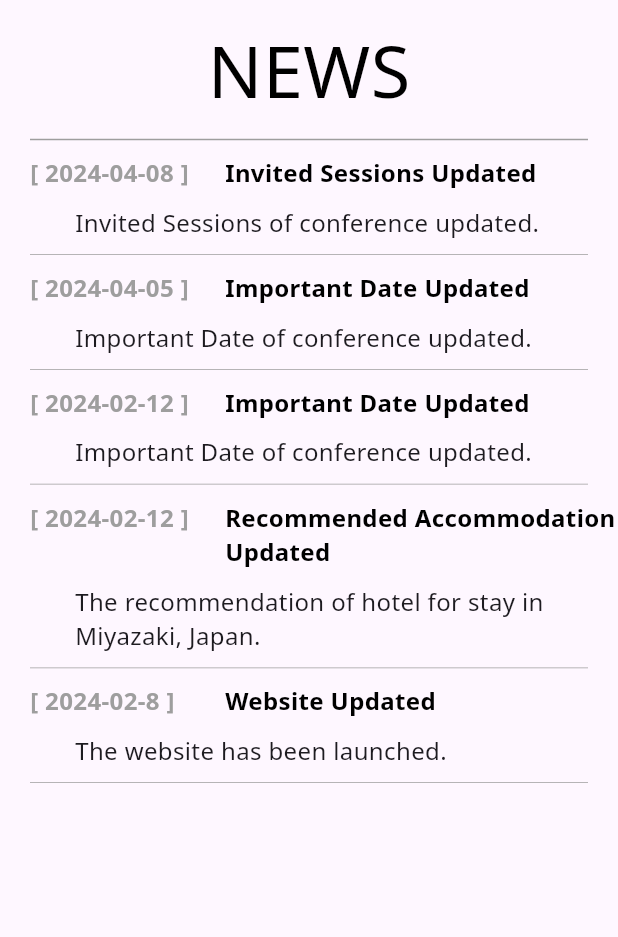
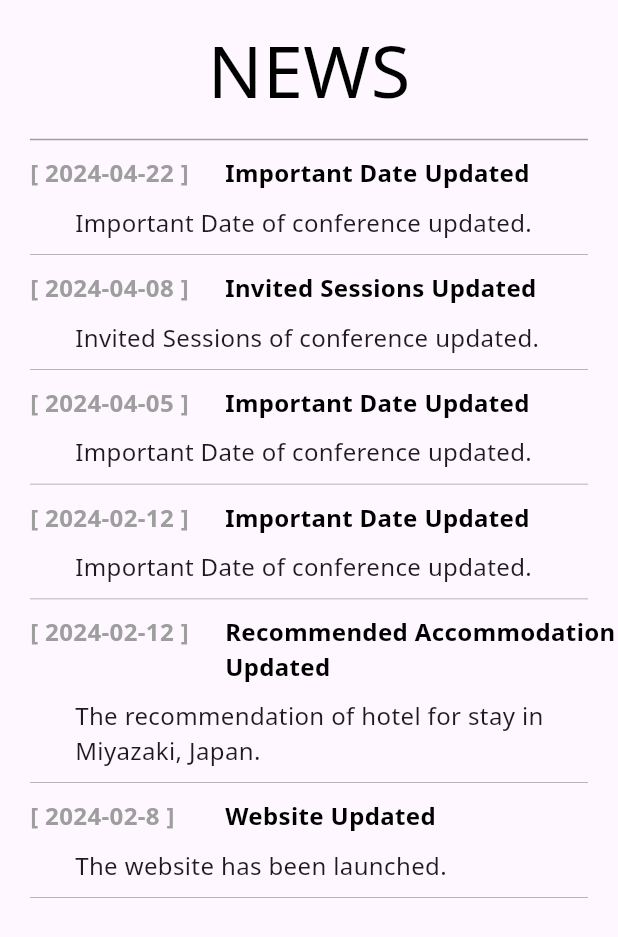
Before and after one commit to icgec24/icgec24.github.io, a Flutter app: the NewsDesktop widget shown alone on an empty page, opened directly, on a phone screen of 412 x 824 dp. Shown: the top 937 px of the screen. Run offline on Flutter 3.47's test engine with Material 3 defaults, Android fonts, the light colour scheme and no system bars; our stand-ins replace flutter_widget_from_html, get, google_fonts, lottie, webview_flutter_platform_interface; missing offline and left inert: dart:html, dart:ui_web, pointer_interceptor, syncfusion_flutter_pdfviewer, universal_html, webview_flutter_web; statements that could not run were skipped; project files that could hold a hidden picture were left out.

Commit message:
update call for pager,access to miyazaki and importance date

```diff
--- a/lib/features/conference_news/news_desktop.dart
+++ b/lib/features/conference_news/news_desktop.dart
@@ -14,6 +14,11 @@
         Expanded(
           child: ListView(
             children:const [
+              NewsItem(
+                dateString: '[ 2024-04-22 ]',
+                title: 'Important Date Updated',
+                body: 'Important Date of conference updated.',
+              ),
               NewsItem(
                 dateString: '[ 2024-04-08 ]',
                 title: 'Invited Sessions Updated',
--- a/lib/features/importance_date/importance_date_desktop.dart
+++ b/lib/features/importance_date/importance_date_desktop.dart
@@ -14,25 +14,25 @@
         color: Colors.teal,
         padding: const EdgeInsets.symmetric(vertical: 3,horizontal: 10),
         child:  Text('Paper submission deadline',style: GoogleFonts.notoSans(fontSize: 25,color: Colors.white),),),
-      Text('May 8, 2024',style: GoogleFonts.notoSans(fontSize: 32),),
+      Text('May 31, 2024',style: GoogleFonts.notoSans(fontSize: 32),),
       const SizedBox(height: 16,),
       Container(
         padding: const EdgeInsets.symmetric(vertical: 3,horizontal: 10),
         color: Colors.brown,
         child:  Text('Invited session application deadline',style: GoogleFonts.notoSans(fontSize: 25,color: Colors.white),),),
-      Text('April 22, 2024',style: GoogleFonts.notoSans(fontSize: 32),),
+      Text('April 30, 2024',style: GoogleFonts.notoSans(fontSize: 32),),
       const SizedBox(height: 16,),
       Container(
         padding: const EdgeInsets.symmetric(vertical: 3,horizontal: 10),
         color: Colors.teal,
         child:  Text('Acceptance notification',style: GoogleFonts.notoSans(fontSize: 25,color: Colors.white),),),
-      Text('May 31, 2024',style: GoogleFonts.notoSans(fontSize: 32),),
+      Text('June 10, 2024',style: GoogleFonts.notoSans(fontSize: 32),),
       const SizedBox(height: 16,),
       Container(
         padding: const EdgeInsets.symmetric(vertical: 3,horizontal: 10),
         color: Colors.brown,
         child:  Text('Camera-ready papers due',style: GoogleFonts.notoSans(fontSize: 25,color: Colors.white),),),
-      Text('June 10, 2024',style: GoogleFonts.notoSans(fontSize: 32),),
+      Text('June 17, 2024',style: GoogleFonts.notoSans(fontSize: 32),),
 
     ],);
   }
--- a/pubspec.yaml
+++ b/pubspec.yaml
@@ -1,5 +1,5 @@
 name: icgec_conference
-description: A new Flutter project.
+description: The 16th International Conference On Genetic and Evolutionary Computing
 # The following line prevents the package from being accidentally published to
 # pub.dev using `flutter pub publish`. This is preferred for private packages.
 publish_to: 'none' # Remove this line if you wish to publish to pub.dev
```
Also changed, not shown: 1 other file.
